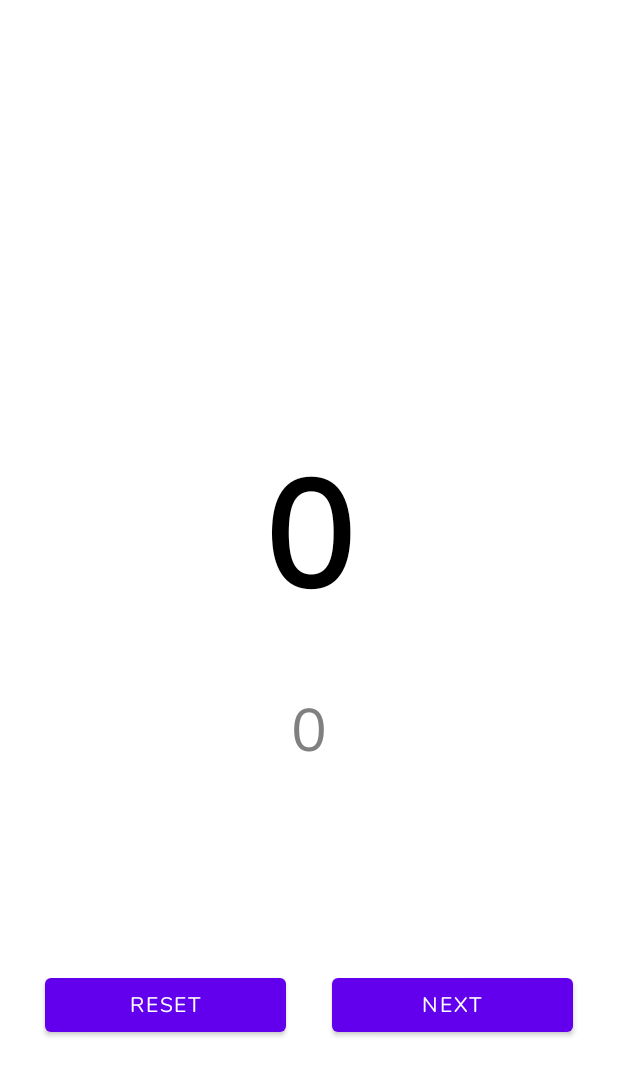
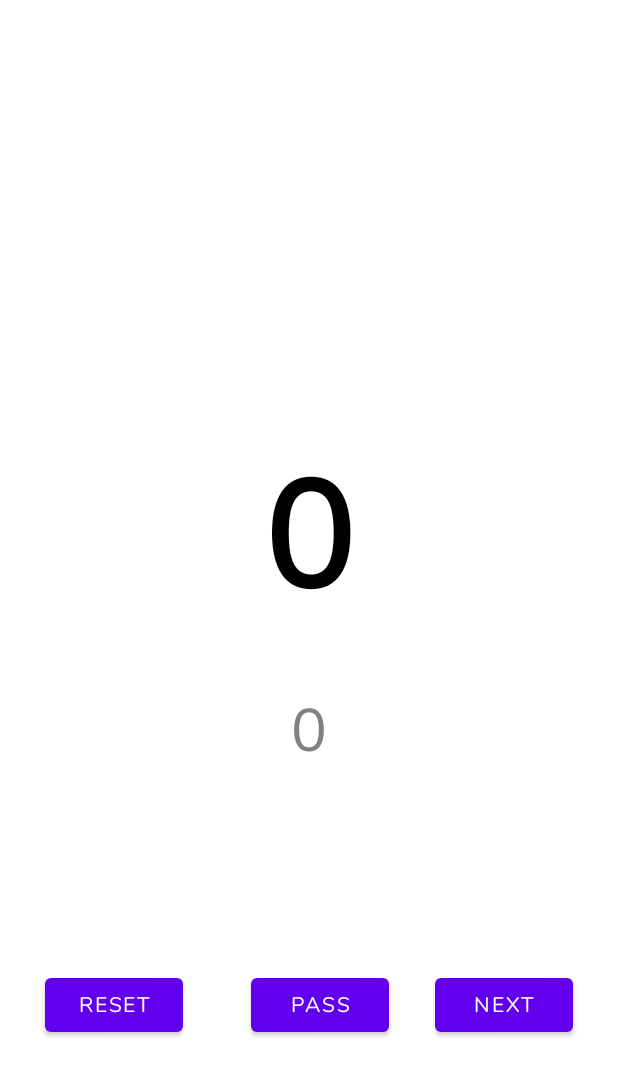
Before and after one commit to mojitosharma/Raah, an Android app: the GameScreen screen opened directly, with no data from a screen before it, on a phone screen of 412 x 824 dp. Shown: the top 1076 px of the screen. Run offline under Robolectric (Android 15) with nearby library versions, the phone set to English and light mode, and no system bars; 3 statements that could not run were skipped.

Commit message:
pass button added to GameScreen, internet debugging

```diff
--- a/app/src/main/java/com/example/raah/AddPlayerActivity.java
+++ b/app/src/main/java/com/example/raah/AddPlayerActivity.java
@@ -72,12 +72,14 @@ public class AddPlayerActivity extends AppCompatActivity {
         String userId = user.getUid();
         DatabaseReference userRef = FirebaseDatabase.getInstance().getReference().child("teachers").child(userId);
         submitButtonAddPlayer.setOnClickListener(view -> {
+            progressOverlay.setAnimation(inAnimation);
+            progressOverlay.setVisibility(View.VISIBLE);
             if(!isInternetConnected(this)){
                 Toast.makeText(this, "Please connect to internet.", Toast.LENGTH_SHORT).show();
+                progressOverlay.setAnimation(outAnimation);
+                progressOverlay.setVisibility(View.GONE);
                 return;
             }
-            progressOverlay.setAnimation(inAnimation);
-            progressOverlay.setVisibility(View.VISIBLE);
             name=nameEditText.getText().toString().trim();
             username=usernameEditText.getText().toString().trim();
             if (Build.VERSION.SDK_INT >= Build.VERSION_CODES.N) {
--- a/app/src/main/java/com/example/raah/GameScreen.java
+++ b/app/src/main/java/com/example/raah/GameScreen.java
@@ -33,7 +33,7 @@ import java.util.Objects;
 
 public class GameScreen extends AppCompatActivity implements View.OnClickListener {
     private TextView currTextView, prevTextView,nextTextView,gameNameTextView;
-    Button gameScreenNextButton,gameScreenResetButton;
+    Button gameScreenNextButton,gameScreenResetButton,passButton;
     private ConstraintLayout constrainLayoutGameScreen;
     private BluetoothService mBluetoothService;
     private boolean mBound = false;
@@ -90,10 +90,12 @@ public class GameScreen extends AppCompatActivity implements View.OnClickListene
         gameScreenResetButton= findViewById(R.id.gameScreenResetButton);
         gameScreenNextButton = findViewById(R.id.gameScreenNextButton);
         gameNameTextView = findViewById(R.id.gameNameTextView);
+        passButton = findViewById(R.id.passButton);
         gameNameTextView.setText(gameName);
+        passButton.setOnClickListener(this);
         gameScreenResetButton.setOnClickListener(this);
         gameScreenNextButton.setOnClickListener(this);
-        gameScreenResetButton.performClick();
+        onClick(gameScreenResetButton);
     }
 
     @SuppressLint({"MissingPermission", "SetTextI18n"})
@@ -267,6 +269,8 @@ public class GameScreen extends AppCompatActivity implements View.OnClickListene
             mBluetoothService.stopReceive();
             finish();
             startActivity(i);
+        }else if (view.getId()==R.id.passButton){
+            receivedData(String.valueOf(curr));
         }
     }
 }
--- a/app/src/main/java/com/example/raah/LoginOrSignUpActivity.java
+++ b/app/src/main/java/com/example/raah/LoginOrSignUpActivity.java
@@ -35,7 +35,6 @@ public class LoginOrSignUpActivity extends AppCompatActivity {
         }
         if(!isInternetConnected(this)){
             Toast.makeText(this, "Please connect to internet.", Toast.LENGTH_SHORT).show();
-            return;
         }
         logoImageViewIntro = findViewById(R.id.logoImageViewIntro);
         logInButtonIntro = findViewById(R.id.logInButtonIntro);
--- a/app/src/main/res/layout/activity_game_screen.xml
+++ b/app/src/main/res/layout/activity_game_screen.xml
@@ -62,7 +62,7 @@
         app:layout_constraintStart_toStartOf="parent"
         app:layout_constraintEnd_toEndOf="parent"
         app:layout_constraintBottom_toBottomOf="parent"
-        android:weightSum="2">
+        android:weightSum="3">
         <Button
             android:layout_width="0dp"
             android:layout_height="wrap_content"
@@ -72,6 +72,15 @@
             android:layout_marginStart="30dp"
             android:layout_marginEnd="15dp"
             android:id="@+id/gameScreenResetButton"/>
+        <Button
+            android:layout_width="0dp"
+            android:layout_height="wrap_content"
+            android:text="@string/pass"
+            android:layout_gravity="center"
+            android:layout_weight="1"
+            android:layout_marginStart="30dp"
+            android:layout_marginEnd="15dp"
+            android:id="@+id/passButton"/>
         <Button
             android:layout_width="0dp"
             android:layout_height="wrap_content"
--- a/app/src/main/res/values/strings.xml
+++ b/app/src/main/res/values/strings.xml
@@ -46,4 +46,5 @@
     <string name="prev">Prev</string>
     <string name="reset">Reset</string>
     <string name="forgot_password_click_here_to_reset">Forgot Password? Click here to reset</string>
+    <string name="pass">Pass</string>
 </resources>
```
Also changed, not shown: app/src/main/java/com/example/raah/PlayerListActivity.java (+6 -6 lines), app/src/main/java/com/example/raah/SelectPlayerActivity.java (+6 -6 lines), app/src/main/java/com/example/raah/ShowScoreActivity.java (+20 -16 lines).
